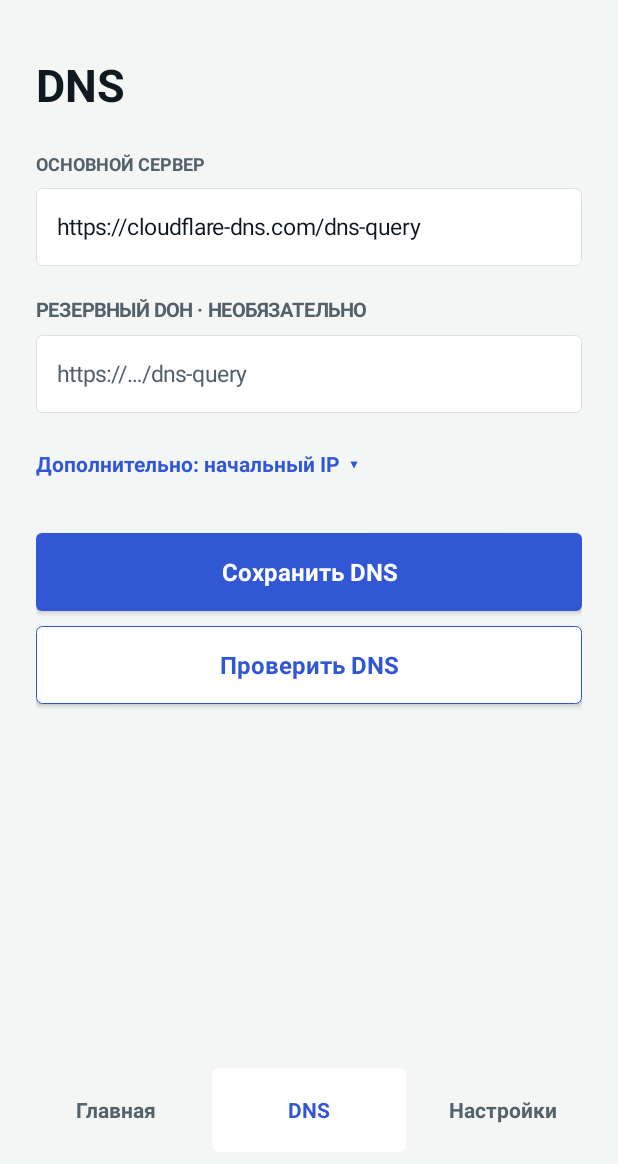
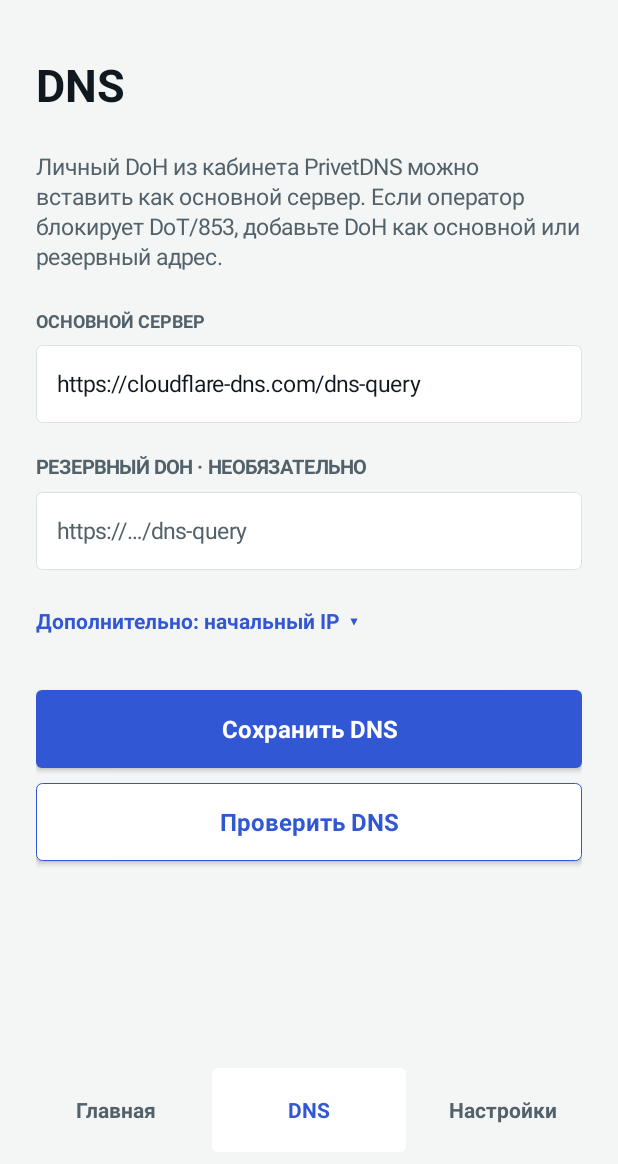
Before and after one commit to privettisha/PrivetZapret-Android, an Android app: the screen it shows after launch (MainActivity), after a tap on "DNS", on a phone screen of 412 x 824 dp, the part 72-1236 px from its top. Run offline under Robolectric (Android 15) with nearby library versions, the phone set to English and light mode, and no system bars; pictures from the network do not load.

Commit message:
Explain personal DoH fallback in Android DNS screen

```diff
--- a/app/src/main/java/ru/privetdns/zapret/MainActivity.kt
+++ b/app/src/main/java/ru/privetdns/zapret/MainActivity.kt
@@ -188,7 +188,7 @@ class MainActivity : Activity() {
         }
         addView(mode)
     }
-    private fun dnsPage() = page("DNS", "") {
+    private fun dnsPage() = page("DNS", "Личный DoH из кабинета PrivetDNS можно вставить как основной сервер. Если оператор блокирует DoT/853, добавьте DoH как основной или резервный адрес.") {
         addView(text("ОСНОВНОЙ СЕРВЕР", 12, muted, true)); space(8)
         dnsInput = field("https://…/dns-query или tls://…"); dnsInput.contentDescription = "Основной DNS"; addView(dnsInput)
         label("РЕЗЕРВНЫЙ DOH · НЕОБЯЗАТЕЛЬНО")
```
